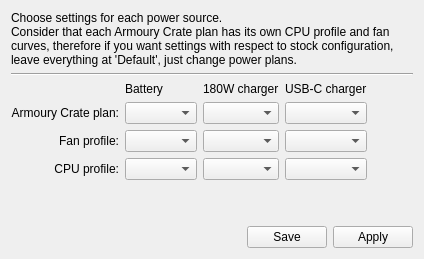
ioerrorle/G14ControlPP, file src/ui/powerPlans/PowerPlansTab.ui: the form before one commit.
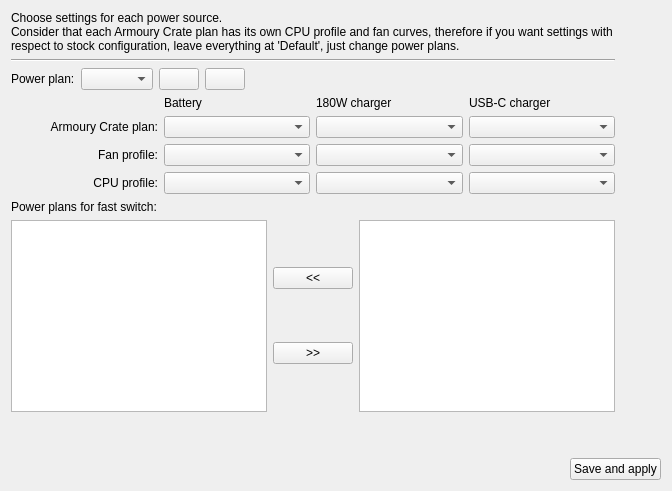
The form after the commit.

Commit message: fast switch power plans (not functional yet)

What changed in the file:
```diff
--- a/src/ui/powerPlans/PowerPlansTab.ui
+++ b/src/ui/powerPlans/PowerPlansTab.ui
@@ -2,11 +2,161 @@
 <ui version="4.0">
  <class>PowerPlansTab</class>
  <widget class="QWidget" name="PowerPlansTab">
-  <layout class="QGridLayout" name="gridLayout_4">
+  <layout class="QGridLayout">
+   <item row="8" column="0" colspan="4">
+    <layout class="QHBoxLayout" name="horizontalLayout_3">
+     <item>
+      <widget class="QListWidget" name="usedPowerPlans"/>
+     </item>
+     <item>
+      <layout class="QVBoxLayout" name="verticalLayout_3">
+       <item>
+        <widget class="QPushButton" name="addToSwitch">
+         <property name="text">
+          <string>&lt;&lt;</string>
+         </property>
+        </widget>
+       </item>
+       <item>
+        <widget class="QPushButton" name="removeFromSwitch">
+         <property name="text">
+          <string>&gt;&gt;</string>
+         </property>
+        </widget>
+       </item>
+      </layout>
+     </item>
+     <item>
+      <widget class="QListWidget" name="unusedPowerPlans"/>
+     </item>
+    </layout>
+   </item>
+   <item row="10" column="0" colspan="5">
+    <layout class="QHBoxLayout" name="horizontalLayout">
+     <item>
+      <spacer name="horizontalSpacer">
+       <property name="orientation">
+        <enum>Qt::Horizontal</enum>
+       </property>
+       <property name="sizeHint" stdset="0">
+        <size>
+         <width>40</width>
+         <height>20</height>
+        </size>
+       </property>
+      </spacer>
+     </item>
+     <item>
+      <widget class="QPushButton" name="save">
+       <property name="text">
+        <string>Save and apply</string>
+       </property>
+      </widget>
+     </item>
+    </layout>
+   </item>
+   <item row="4" column="4">
+    <spacer name="horizontalSpacer_2">
+     <property name="orientation">
+      <enum>Qt::Horizontal</enum>
+     </property>
+     <property name="sizeHint" stdset="0">
+      <size>
+       <width>40</width>
+       <height>20</height>
+      </size>
+     </property>
+    </spacer>
+   </item>
    <item row="5" column="1">
+    <widget class="QComboBox" name="dcFanProfile"/>
+   </item>
+   <item row="5" column="3">
+    <widget class="QComboBox" name="usbFanProfile"/>
+   </item>
+   <item row="2" column="0" colspan="5">
+    <layout class="QHBoxLayout" name="horizontalLayout_2">
+     <item>
+      <widget class="QLabel" name="label_8">
+       <property name="text">
+        <string>Power plan:</string>
+       </property>
+      </widget>
+     </item>
+     <item>
+      <widget class="QComboBox" name="powerPlan">
+       <property name="styleSheet">
+        <string notr="true">width:9em</string>
+       </property>
+      </widget>
+     </item>
+     <item>
+      <widget class="QPushButton" name="deletePlan">
+       <property name="text">
+        <string/>
+       </property>
+      </widget>
+     </item>
+     <item>
+      <widget class="QPushButton" name="savePlan">
+       <property name="text">
+        <string/>
+       </property>
+      </widget>
+     </item>
+     <item>
+      <spacer name="horizontalSpacer_3">
+       <property name="orientation">
+        <enum>Qt::Horizontal</enum>
+       </property>
+       <property name="sizeHint" stdset="0">
+        <size>
+         <width>40</width>
+         <height>20</height>
+        </size>
+       </property>
+      </spacer>
+     </item>
+    </layout>
+   </item>
+   <item row="4" column="2">
+    <widget class="QComboBox" name="acPlan">
+     <property name="styleSheet">
+      <string notr="true">width: 7em</string>
+     </property>
+    </widget>
+   </item>
+   <item row="3" column="3">
+    <widget class="QLabel" name="label_6">
+     <property name="text">
+      <string>USB-C charger</string>
+     </property>
+    </widget>
+   </item>
+   <item row="3" column="2">
+    <widget class="QLabel" name="label_5">
+     <property name="text">
+      <string>180W charger</string>
+     </property>
+    </widget>
+   </item>
+   <item row="6" column="2">
+    <widget class="QComboBox" name="acPowerProfile"/>
+   </item>
+   <item row="4" column="0">
+    <widget class="QLabel" name="label">
+     <property name="text">
+      <string>Armoury Crate plan:</string>
+     </property>
+     <property name="alignment">
+      <set>Qt::AlignRight|Qt::AlignTrailing|Qt::AlignVCenter</set>
+     </property>
+    </widget>
+   </item>
+   <item row="6" column="1">
     <widget class="QComboBox" name="dcPowerProfile"/>
    </item>
-   <item row="6" column="0">
+   <item row="9" column="0">
     <spacer name="verticalSpacer">
      <property name="orientation">
       <enum>Qt::Vertical</enum>
@@ -19,24 +169,7 @@
      </property>
     </spacer>
    </item>
-   <item row="3" column="3">
-    <widget class="QComboBox" name="usbPlan">
-     <property name="styleSheet">
-      <string notr="true">width: 7em</string>
-     </property>
-    </widget>
-   </item>
-   <item row="2" column="2">
-    <widget class="QLabel" name="label_5">
-     <property name="text">
-      <string>180W charger</string>
-     </property>
-    </widget>
-   </item>
-   <item row="4" column="2">
-    <widget class="QComboBox" name="acFanProfile"/>
-   </item>
-   <item row="4" column="0">
+   <item row="5" column="0">
     <widget class="QLabel" name="label_2">
      <property name="text">
       <string>Fan profile:</string>
@@ -46,7 +179,24 @@
      </property>
     </widget>
    </item>
-   <item row="5" column="0">
+   <item row="4" column="3">
+    <widget class="QComboBox" name="usbPlan">
+     <property name="styleSheet">
+      <string notr="true">width: 7em</string>
+     </property>
+    </widget>
+   </item>
+   <item row="5" column="2">
+    <widget class="QComboBox" name="acFanProfile"/>
+   </item>
+   <item row="4" column="1">
+    <widget class="QComboBox" name="dcPlan">
+     <property name="styleSheet">
+      <string notr="true">width: 7em</string>
+     </property>
+    </widget>
+   </item>
+   <item row="6" column="0">
     <widget class="QLabel" name="label_3">
      <property name="text">
       <string>CPU profile:</string>
@@ -56,17 +206,24 @@
      </property>
     </widget>
    </item>
-   <item row="2" column="1">
+   <item row="3" column="1">
     <widget class="QLabel" name="label_4">
      <property name="text">
       <string>Battery</string>
      </property>
     </widget>
    </item>
-   <item row="5" column="3">
+   <item row="6" column="3">
     <widget class="QComboBox" name="usbPowerProfile"/>
    </item>
-   <item row="0" column="0" colspan="5">
+   <item row="7" column="0">
+    <widget class="QLabel" name="label_9">
+     <property name="text">
+      <string>Power plans for fast switch:</string>
+     </property>
+    </widget>
+   </item>
+   <item row="0" column="0" colspan="4">
     <widget class="QLabel" name="label_7">
      <property name="text">
       <string>Choose settings for each power source.
@@ -77,91 +234,7 @@
      </property>
     </widget>
    </item>
-   <item row="3" column="0">
-    <widget class="QLabel" name="label">
-     <property name="text">
-      <string>Armoury Crate plan:</string>
-     </property>
-     <property name="alignment">
-      <set>Qt::AlignRight|Qt::AlignTrailing|Qt::AlignVCenter</set>
-     </property>
-    </widget>
-   </item>
-   <item row="5" column="2">
-    <widget class="QComboBox" name="acPowerProfile"/>
-   </item>
-   <item row="7" column="0" colspan="5">
-    <layout class="QHBoxLayout" name="horizontalLayout">
-     <item>
-      <spacer name="horizontalSpacer">
-       <property name="orientation">
-        <enum>Qt::Horizontal</enum>
-       </property>
-       <property name="sizeHint" stdset="0">
-        <size>
-         <width>40</width>
-         <height>20</height>
-        </size>
-       </property>
-      </spacer>
-     </item>
-     <item>
-      <widget class="QPushButton" name="save">
-       <property name="text">
-        <string>Save</string>
-       </property>
-      </widget>
-     </item>
-     <item>
-      <widget class="QPushButton" name="apply">
-       <property name="text">
-        <string>Apply</string>
-       </property>
-      </widget>
-     </item>
-    </layout>
-   </item>
-   <item row="3" column="1">
-    <widget class="QComboBox" name="dcPlan">
-     <property name="styleSheet">
-      <string notr="true">width: 7em</string>
-     </property>
-    </widget>
-   </item>
-   <item row="3" column="4">
-    <spacer name="horizontalSpacer_2">
-     <property name="orientation">
-      <enum>Qt::Horizontal</enum>
-     </property>
-     <property name="sizeHint" stdset="0">
-      <size>
-       <width>40</width>
-       <height>20</height>
-      </size>
-     </property>
-    </spacer>
-   </item>
-   <item row="4" column="3">
-    <widget class="QComboBox" name="usbFanProfile"/>
-   </item>
-   <item row="4" column="1">
-    <widget class="QComboBox" name="dcFanProfile"/>
-   </item>
-   <item row="3" column="2">
-    <widget class="QComboBox" name="acPlan">
-     <property name="styleSheet">
-      <string notr="true">width: 7em</string>
-     </property>
-    </widget>
-   </item>
-   <item row="2" column="3">
-    <widget class="QLabel" name="label_6">
-     <property name="text">
-      <string>USB-C charger</string>
-     </property>
-    </widget>
-   </item>
-   <item row="1" column="0" colspan="5">
+   <item row="1" column="0" colspan="4">
     <widget class="Line" name="line">
      <property name="orientation">
       <enum>Qt::Horizontal</enum>
```
The commit also changes 17 other files.
